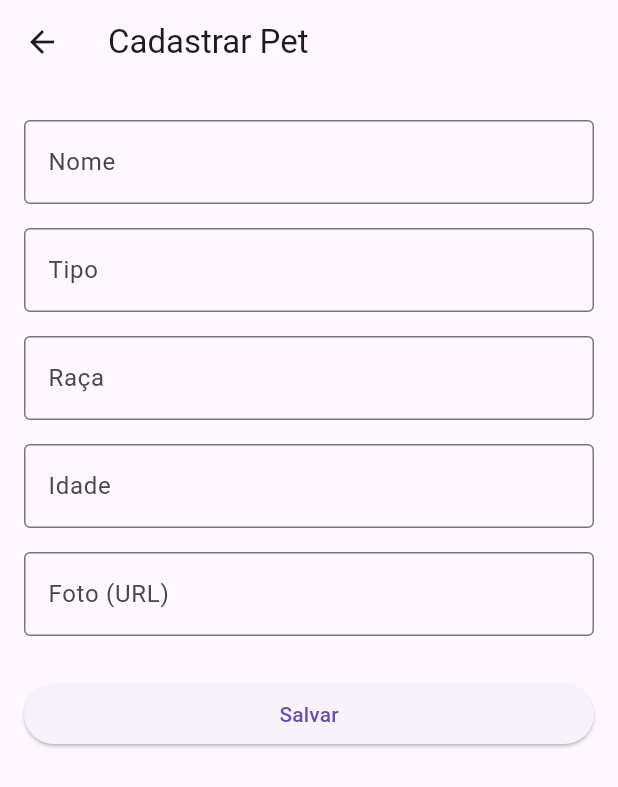
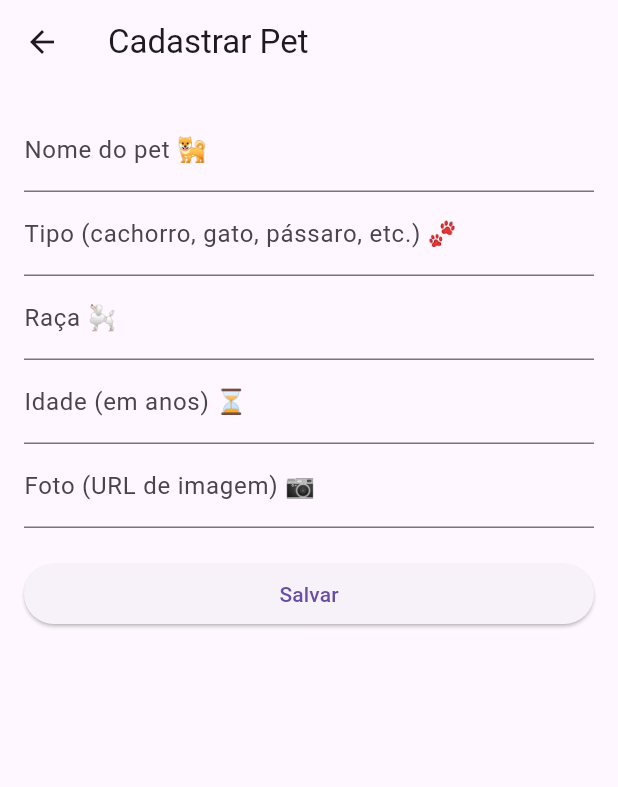
Before and after one commit to batistbz/pam_bea, a Flutter app: the screen it shows after launch, after a tap on "Cadastrar Pet", on a phone screen of 412 x 824 dp. Shown: the top 787 px of the screen. Run offline on Flutter 3.47's test engine with Material 3 defaults, Android fonts, the phone set to English and light mode, and no system bars.

Commit message:
será que vai?

```diff
--- a/petshop/lib/main.dart
+++ b/petshop/lib/main.dart
@@ -1,20 +1,209 @@
 import 'package:flutter/material.dart';
-import 'pet_pages.dart';
+import 'pet_form.dart';
 
 void main() {
-  runApp(const PetShopApp());
+  runApp(PetShopApp());
 }
 
-class PetShopApp extends StatelessWidget {
-  const PetShopApp({super.key});
+class Pet {
+  String nome;
+  String tipo;
+  String raca;
+  int idade;
+  String fotoUrl;
+
+  Pet({
+    required this.nome,
+    required this.tipo,
+    required this.raca,
+    required this.idade,
+    required this.fotoUrl,
+  });
+}
+
+class PetShopApp extends StatefulWidget {
+  @override
+  _PetShopAppState createState() => _PetShopAppState();
+}
+
+class _PetShopAppState extends State<PetShopApp> {
+  List<Pet> pets = [];
+
+  void _addPet(Pet pet) {
+    setState(() {
+      pets.add(pet);
+    });
+  }
+
+  void _updatePet(int index, Pet pet) {
+    setState(() {
+      pets[index] = pet;
+    });
+  }
+
+  void _removePet(int index) {
+    setState(() {
+      pets.removeAt(index);
+    });
+  }
 
   @override
   Widget build(BuildContext context) {
     return MaterialApp(
-      title: 'PetShop CRUD',
-      debugShowCheckedModeBanner: false,
-      theme: ThemeData(primarySwatch: Colors.blue),
-      home: const HomePage(),
+      title: 'Pet Shop',
+      theme: ThemeData(primarySwatch: Colors.teal),
+      home: HomeScreen(
+        pets: pets,
+        onAddPet: _addPet,
+        onUpdatePet: _updatePet,
+        onRemovePet: _removePet,
+      ),
     );
   }
 }
+
+class HomeScreen extends StatelessWidget {
+  final List<Pet> pets;
+  final Function(Pet) onAddPet;
+  final Function(int, Pet) onUpdatePet;
+  final Function(int) onRemovePet;
+
+  HomeScreen({
+    required this.pets,
+    required this.onAddPet,
+    required this.onUpdatePet,
+    required this.onRemovePet,
+  });
+
+  @override
+  Widget build(BuildContext context) {
+    return Scaffold(
+      appBar: AppBar(
+        title: Text('Pet Shop'),
+      ),
+      body: Center(
+        child: Column(
+          mainAxisAlignment: MainAxisAlignment.center,
+          children: [
+            ElevatedButton.icon(
+              icon: Icon(Icons.add),
+              label: Text('Cadastrar Pet'),
+              onPressed: () async {
+                final Pet? newPet = await Navigator.push(
+                  context,
+                  MaterialPageRoute(
+                    builder: (_) => PetFormScreen(),
+                  ),
+                );
+                if (newPet != null) {
+                  onAddPet(newPet);
+                }
+              },
+            ),
+            SizedBox(height: 20),
+            ElevatedButton.icon(
+              icon: Icon(Icons.list),
+              label: Text('Consultar Pets'),
+              onPressed: () {
+                Navigator.push(
+                  context,
+                  MaterialPageRoute(
+                    builder: (_) => PetListScreen(
+                      pets: pets,
+                      onUpdatePet: onUpdatePet,
+                      onRemovePet: onRemovePet,
+                    ),
+                  ),
+                );
+              },
+            ),
+          ],
+        ),
+      ),
+    );
+  }
+}
+
+class PetListScreen extends StatelessWidget {
+  final List<Pet> pets;
+  final Function(int, Pet) onUpdatePet;
+  final Function(int) onRemovePet;
+
+  PetListScreen({
+    required this.pets,
+    required this.onUpdatePet,
+    required this.onRemovePet,
+  });
+
+  @override
+  Widget build(BuildContext context) {
+    return Scaffold(
+      appBar: AppBar(
+        title: Text('Lista de Pets'),
+      ),
+      body: pets.isEmpty
+          ? Center(child: Text('Nenhum pet cadastrado.'))
+          : ListView.builder(
+              itemCount: pets.length,
+              itemBuilder: (context, index) {
+                final pet = pets[index];
+                return Card(
+                  margin: EdgeInsets.all(8),
+                  child: ListTile(
+                    leading: CircleAvatar(
+                      backgroundImage: NetworkImage(pet.fotoUrl),
+                      onBackgroundImageError: (_, __) {},
+                    ),
+                    title: Text('${pet.nome} (${pet.tipo})'),
+                    subtitle: Text('Raça: ${pet.raca} - Idade: ${pet.idade} anos'),
+                    trailing: Row(
+                      mainAxisSize: MainAxisSize.min,
+                      children: [
+                        IconButton(
+                          icon: Icon(Icons.edit, color: Colors.blue),
+                          onPressed: () async {
+                            final Pet? editedPet = await Navigator.push(
+                              context,
+                              MaterialPageRoute(
+                                builder: (_) => PetFormScreen(pet: pet),
+                              ),
+                            );
+                            if (editedPet != null) {
+                              onUpdatePet(index, editedPet);
+                            }
+                          },
+                        ),
+                        IconButton(
+                          icon: Icon(Icons.delete, color: Colors.red),
+                          onPressed: () {
+                            showDialog(
+                              context: context,
+                              builder: (_) => AlertDialog(
+                                title: Text('Confirmar Exclusão'),
+                                content: Text('Deseja realmente excluir o pet ${pet.nome}?'),
+                                actions: [
+                                  TextButton(
+                                    child: Text('Cancelar'),
+                                    onPressed: () => Navigator.pop(context),
+                                  ),
+                                  TextButton(
+                                    child: Text('Excluir'),
+                                    onPressed: () {
+                                      onRemovePet(index);
+                                      Navigator.pop(context);
+                                    },
+                                  ),
+                                ],
+                              ),
+                            );
+                          },
+                        ),
+                      ],
+                    ),
+                  ),
+                );
+              },
+            ),
+    );
+  }
+}
--- /dev/null
+++ b/petshop/lib/pet_form.dart
@@ -0,0 +1,167 @@
+import 'package:flutter/material.dart';
+import 'main.dart';
+
+class PetFormScreen extends StatefulWidget {
+  final Pet? pet;
+
+  PetFormScreen({this.pet});
+
+  @override
+  _PetFormScreenState createState() => _PetFormScreenState();
+}
+
+class _PetFormScreenState extends State<PetFormScreen> {
+  final _formKey = GlobalKey<FormState>();
+
+  late TextEditingController _nomeController;
+  late TextEditingController _tipoController;
+  late TextEditingController _racaController;
+  late TextEditingController _idadeController;
+  late TextEditingController _fotoUrlController;
+
+  @override
+  void initState() {
+    super.initState();
+    _nomeController = TextEditingController(text: widget.pet?.nome ?? '');
+    _tipoController = TextEditingController(text: widget.pet?.tipo ?? '');
+    _racaController = TextEditingController(text: widget.pet?.raca ?? '');
+    _idadeController = TextEditingController(text: widget.pet?.idade.toString() ?? '');
+    _fotoUrlController = TextEditingController(text: widget.pet?.fotoUrl ?? '');
+  }
+
+  @override
+  void dispose() {
+    _nomeController.dispose();
+    _tipoController.dispose();
+    _racaController.dispose();
+    _idadeController.dispose();
+    _fotoUrlController.dispose();
+    super.dispose();
+  }
+
+  void _savePet() {
+    if (_formKey.currentState!.validate()) {
+      showDialog(
+        context: context,
+        builder: (_) => AlertDialog(
+          title: Text('Confirmar Cadastro'),
+          content: Text('Deseja realmente cadastrar este pet?'),
+          actions: [
+            TextButton(
+              child: Text('Cancelar'),
+              onPressed: () => Navigator.pop(context),
+            ),
+            TextButton(
+              child: Text('Confirmar'),
+              onPressed: () {
+                final pet = Pet(
+                  nome: _nomeController.text.trim(),
+                  tipo: _tipoController.text.trim(),
+                  raca: _racaController.text.trim(),
+                  idade: int.parse(_idadeController.text.trim()),
+                  fotoUrl: _fotoUrlController.text.trim(),
+                );
+                Navigator.pop(context); // fecha o diálogo
+                Navigator.pop(context, pet); // retorna o pet para a tela anterior
+              },
+            ),
+          ],
+        ),
+      );
+    }
+  }
+
+  @override
+  Widget build(BuildContext context) {
+    final isEditing = widget.pet != null;
+    return Scaffold(
+      appBar: AppBar(
+        title: Text(isEditing ? 'Editar Pet' : 'Cadastrar Pet'),
+      ),
+      body: Padding(
+        padding: EdgeInsets.all(16),
+        child: Form(
+          key: _formKey,
+          child: ListView(
+            children: [
+              TextFormField(
+                controller: _nomeController,
+                decoration: InputDecoration(
+                  labelText: 'Nome do pet 🐕',
+                ),
+                validator: (value) {
+                  if (value == null || value.trim().isEmpty) {
+                    return 'Informe o nome do pet';
+                  }
+                  return null;
+                },
+              ),
+              TextFormField(
+                controller: _tipoController,
+                decoration: InputDecoration(
+                  labelText: 'Tipo (cachorro, gato, pássaro, etc.) 🐾',
+                ),
+                validator: (value) {
+                  if (value == null || value.trim().isEmpty) {
+                    return 'Informe o tipo do pet';
+                  }
+                  return null;
+                },
+              ),
+              TextFormField(
+                controller: _racaController,
+                decoration: InputDecoration(
+                  labelText: 'Raça 🐩',
+                ),
+                validator: (value) {
+                  if (value == null || value.trim().isEmpty) {
+                    return 'Informe a raça do pet';
+                  }
+                  return null;
+                },
+              ),
+              TextFormField(
+                controller: _idadeController,
+                decoration: InputDecoration(
+                  labelText: 'Idade (em anos) ⏳',
+                ),
+                keyboardType: TextInputType.number,
+                validator: (value) {
+                  if (value == null || value.trim().isEmpty) {
+                    return 'Informe a idade do pet';
+                  }
+                  final idade = int.tryParse(value.trim());
+                  if (idade == null || idade < 0) {
+                    return 'Informe uma idade válida';
+                  }
+                  return null;
+                },
+              ),
+              TextFormField(
+                controller: _fotoUrlController,
+                decoration: InputDecoration(
+                  labelText: 'Foto (URL de imagem) 📷',
+                ),
+                validator: (value) {
+                  if (value == null || value.trim().isEmpty) {
+                    return 'Informe a URL da foto';
+                  }
+                  final url = value.trim();
+                  if (!Uri.tryParse(url)!.hasAbsolutePath ?? true) {
+                    return 'Informe uma URL válida';
+                  }
+                  return null;
+                },
+              ),
+              SizedBox(height: 20),
+              ElevatedButton(
+                child: Text('Salvar'),
+                onPressed: _savePet,
+              ),
+            ],
+          ),
+        ),
+      ),
+    );
+  }
+}
--- a/petshop/lib/pet_pages.dart
+++ /dev/null
@@ -1,264 +0,0 @@
-import 'package:flutter/material.dart';
-
-class Pet {
-  String nome;
-  String tipo;
-  String raca;
-  String idade;
-  String fotoUrl;
-
-  Pet({
-    required this.nome,
-    required this.tipo,
-    required this.raca,
-    required this.idade,
-    required this.fotoUrl,
-  });
-}
-
-class HomePage extends StatefulWidget {
-  const HomePage({super.key});
-
-  @override
-  State<HomePage> createState() => _HomePageState();
-}
-
-class _HomePageState extends State<HomePage> {
-  List<Pet> pets = [];
-
-  void adicionarPet(Pet pet) {
-    setState(() {
-      pets.add(pet);
-    });
-  }
-
-  void editarPet(int index, Pet novoPet) {
-    setState(() {
-      pets[index] = novoPet;
-    });
-  }
-
-  void removerPet(int index) {
-    setState(() {
-      pets.removeAt(index);
-    });
-  }
-
-  @override
-  Widget build(BuildContext context) {
-    return Scaffold(
-      appBar: AppBar(title: const Text('PetShop')),
-      body: Center(
-        child: Column(
-          mainAxisAlignment: MainAxisAlignment.center,
-          children: [
-            ElevatedButton.icon(
-              icon: const Icon(Icons.add),
-              label: const Text("Cadastrar Pet"),
-              onPressed: () async {
-                final pet = await Navigator.push(
-                  context,
-                  MaterialPageRoute(builder: (_) => PetFormPage()),
-                );
-                if (pet != null) adicionarPet(pet);
-              },
-            ),
-            const SizedBox(height: 20),
-            ElevatedButton.icon(
-              icon: const Icon(Icons.pets),
-              label: const Text("Consultar Pets"),
-              onPressed: () {
-                Navigator.push(
-                  context,
-                  MaterialPageRoute(
-                    builder: (_) => PetListPage(
-                      pets: pets,
-                      onEdit: editarPet,
-                      onDelete: removerPet,
-                    ),
-                  ),
-                );
-              },
-            ),
-          ],
-        ),
-      ),
-    );
-  }
-}
-
-class PetFormPage extends StatefulWidget {
-  final Pet? pet;
-  final int? index;
-
-  const PetFormPage({super.key, this.pet, this.index});
-
-  @override
-  State<PetFormPage> createState() => _PetFormPageState();
-}
-
-class _PetFormPageState extends State<PetFormPage> {
-  final _formKey = GlobalKey<FormState>();
-  final nomeCtrl = TextEditingController();
-  final tipoCtrl = TextEditingController();
-  final racaCtrl = TextEditingController();
-  final idadeCtrl = TextEditingController();
-  final fotoCtrl = TextEditingController();
-
-  @override
-  void initState() {
-    super.initState();
-    if (widget.pet != null) {
-      nomeCtrl.text = widget.pet!.nome;
-      tipoCtrl.text = widget.pet!.tipo;
-      racaCtrl.text = widget.pet!.raca;
-      idadeCtrl.text = widget.pet!.idade;
-      fotoCtrl.text = widget.pet!.fotoUrl;
-    }
-  }
-
-  @override
-  Widget build(BuildContext context) {
-    return Scaffold(
-      appBar: AppBar(title: Text(widget.pet == null ? "Cadastrar Pet" : "Editar Pet")),
-      body: Padding(
-        padding: const EdgeInsets.all(16.0),
-        child: Form(
-          key: _formKey,
-          child: ListView(
-            children: [
-              _campoTexto("Nome", nomeCtrl),
-              _campoTexto("Tipo", tipoCtrl),
-              _campoTexto("Raça", racaCtrl),
-              _campoTexto("Idade", idadeCtrl, teclado: TextInputType.number),
-              _campoTexto("Foto (URL)", fotoCtrl),
-              const SizedBox(height: 20),
-              ElevatedButton(
-                onPressed: () {
-                  if (_formKey.currentState!.validate()) {
-                    showDialog(
-                      context: context,
-                      builder: (ctx) => AlertDialog(
-                        title: const Text("Confirmar Cadastro"),
-                        content: const Text("Deseja realmente salvar este pet?"),
-                        actions: [
-                          TextButton(
-                            onPressed: () => Navigator.pop(ctx),
-                            child: const Text("Cancelar"),
-                          ),
-                          ElevatedButton(
-                            onPressed: () {
-                              final novoPet = Pet(
-                                nome: nomeCtrl.text,
-                                tipo: tipoCtrl.text,
-                                raca: racaCtrl.text,
-                                idade: idadeCtrl.text,
-                                fotoUrl: fotoCtrl.text,
-                              );
-                              Navigator.pop(ctx); // Fecha o AlertDialog
-                              Navigator.pop(context, novoPet); // Retorna para a tela anterior
-                            },
-                            child: const Text("Salvar"),
-                          ),
-                        ],
-                      ),
-                    );
-                  }
-                },
-                child: const Text("Salvar"),
-              )
-            ],
-          ),
-        ),
-      ),
-    );
-  }
-
-  Widget _campoTexto(String label, TextEditingController ctrl, {TextInputType teclado = TextInputType.text}) {
-    return Padding(
-      padding: const EdgeInsets.symmetric(vertical: 8),
-      child: TextFormField(
-        controller: ctrl,
-        keyboardType: teclado,
-        decoration: InputDecoration(
-          labelText: label,
-          border: const OutlineInputBorder(),
-        ),
-        validator: (value) => value == null || value.isEmpty ? "Preencha este campo" : null,
-      ),
-    );
-  }
-}
-
-class PetListPage extends StatelessWidget {
-  final List<Pet> pets;
-  final Function(int, Pet) onEdit;
-  final Function(int) onDelete;
-
-  const PetListPage({super.key, required this.pets, required this.onEdit, required this.onDelete});
-
-  @override
-  Widget build(BuildContext context) {
-    return Scaffold(
-      appBar: AppBar(title: const Text("Pets Cadastrados")),
-      body: pets.isEmpty
-          ? const Center(child: Text("Nenhum pet cadastrado"))
-          : ListView.builder(
-              itemCount: pets.length,
-              itemBuilder: (context, i) {
-                final pet = pets[i];
-                return Card(
-                  margin: const EdgeInsets.all(8),
-                  child: ListTile(
-                    leading: pet.fotoUrl.isNotEmpty
-                        ? Image.network(pet.fotoUrl, width: 50, height: 50, fit: BoxFit.cover)
-                        : const Icon(Icons.pets, size: 40),
-                    title: Text("${pet.nome} (${pet.tipo})"),
-                    subtitle: Text("Raça: ${pet.raca} | Idade: ${pet.idade}"),
-                    trailing: Row(
-                      mainAxisSize: MainAxisSize.min,
-                      children: [
-                        IconButton(
-                          icon: const Icon(Icons.edit, color: Colors.blue),
-                          onPressed: () async {
-                            final petEditado = await Navigator.push(
-                              context,
-                              MaterialPageRoute(builder: (_) => PetFormPage(pet: pet, index: i)),
-                            );
-                            if (petEditado != null) onEdit(i, petEditado);
-                          },
-                        ),
-                        IconButton(
-                          icon: const Icon(Icons.delete, color: Colors.red),
-                          onPressed: () {
-                            showDialog(
-                              context: context,
-                              builder: (ctx) => AlertDialog(
-                                title: const Text("Excluir Pet"),
-                                content: Text("Deseja realmente excluir ${pet.nome}?"),
-                                actions: [
-                                  TextButton(
-                                    onPressed: () => Navigator.pop(ctx),
-                                    child: const Text("Cancelar"),
-                                  ),
-                                  ElevatedButton(
-                                    onPressed: () {
-                                      onDelete(i);
-                                      Navigator.pop(ctx);
-                                    },
-                                    child: const Text("Excluir"),
-                                  ),
-                                ],
-                              ),
-                            );
-                          },
-                        ),
-                      ],
-                    ),
-                  ),
-                );
-              },
-            ),
-    );
-  }
-}
```
